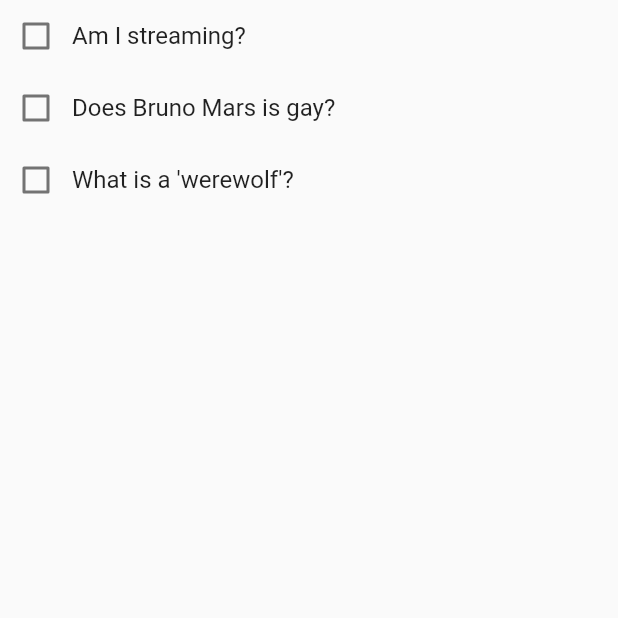
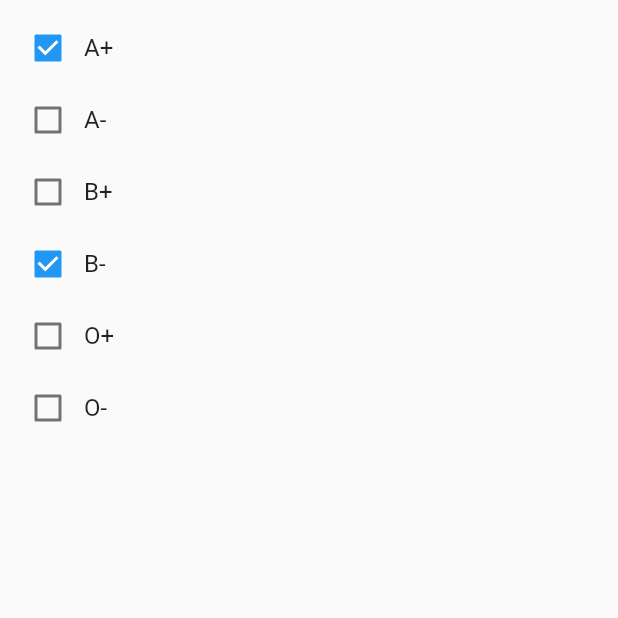
Before and after one commit to devwerewolf/monstr_app, a Flutter app: the SurvivalPage screen opened by its route, on a phone screen of 412 x 824 dp, the top half of it. Run offline on Flutter 3.47's test engine with Material 2 defaults, Android fonts, the phone set to English and light mode, and no system bars; our stand-ins replace bloc, equatable, flutter_bloc.

```diff
--- /dev/null
+++ b/lib/data/blood_list.dart
@@ -0,0 +1,3 @@
+export './blood_list/blood_list_bloc.dart';
+export './blood_list/blood_list_event.dart';
+export './blood_list/blood_list_state.dart';
--- /dev/null
+++ b/lib/data/blood_list/blood_list_event.dart
@@ -0,0 +1,41 @@
+import 'package:equatable/equatable.dart';
+import 'package:monstr_app/models/blood.dart';
+
+abstract class BloodListEvent extends Equatable {
+  const BloodListEvent();
+
+  @override
+  List<Object> get props => [];
+}
+
+class LoadSuccessEvent extends BloodListEvent {}
+
+// TODO: Brainstorm and implement other potential event types for scalability
+// TODO: Add `toString()` methods for debug purposes
+
+class AddedEvent extends BloodListEvent {
+  final Blood blood;
+
+  const AddedEvent(this.blood);
+
+  @override
+  List<Object> get props => [blood];
+}
+
+class UpdatedEvent extends BloodListEvent {
+  final Blood blood;
+
+  const UpdatedEvent(this.blood);
+
+  @override
+  List<Object> get props => [blood];
+}
+
+class DeletedEvent extends BloodListEvent {
+  final Blood blood;
+
+  const DeletedEvent(this.blood);
+
+  @override
+  List<Object> get props => [blood];
+}
--- /dev/null
+++ b/lib/data/blood_list/blood_list_state.dart
@@ -0,0 +1,30 @@
+import 'package:equatable/equatable.dart';
+import 'package:monstr_app/models/blood.dart';
+
+abstract class BloodListState extends Equatable {
+  // [LEARN] "Canonicalized" constructor
+  const BloodListState();
+
+  // [REQUIRED] for Equatable
+  @override
+  List<Object> get props => [];
+}
+
+class LoadInProgressState extends BloodListState {}
+
+class LoadSuccessState extends BloodListState {
+  final List<Blood> bloodList;
+
+  // TODO: Look up List (de?)constructors for my own educational benefit
+  const LoadSuccessState([this.bloodList = const[]]);
+
+  // [COPY-PASTE] from https://bloclibrary.dev/#/fluttertodostutorial
+  @override
+  List<Object> get props => [bloodList];
+
+  // [DEBUG]
+  @override
+  String toString() => 'LoadSuccess : { bloodList: $bloodList }';
+}
+
+class LoadFailureState extends BloodListState {}
--- a/lib/design/input_checkbox.dart
+++ b/lib/design/checkbox_input.dart
@@ -1,28 +1,32 @@
 import 'package:flutter/material.dart';
-import 'package:bloc/bloc.dart';
 
-class InputCheckbox extends StatefulWidget {
+class CheckboxInput extends StatefulWidget {
   final String text;
+  final bool value;
 
-  InputCheckbox({ Key key, @required this.text }) : super(key: key);
+  CheckboxInput({ Key key, @required this.text, this.value = false }) : super(key: key);
 
   @override
-  _InputCheckboxState createState() => _InputCheckboxState();
+  _CheckboxInputState createState() => _CheckboxInputState();
 }
 
-class _InputCheckboxState extends State<InputCheckbox> {
-  bool _value = false;
+class _CheckboxInputState extends State<CheckboxInput> {
+  bool _value;
 
   bool get value => _value;
 
   void _changeValue(bool newValue) {
     setState(() {
-      _value = !_value;
+      this._value = newValue;
     });
   }
 
   @override
   Widget build(BuildContext context) {
+    if (_value == null) {
+      _value = widget.value;
+    }
+
     return Container(
       child: Row(
         mainAxisAlignment: MainAxisAlignment.start,
--- /dev/null
+++ b/lib/models/blood.dart
@@ -0,0 +1,6 @@
+class Blood {
+  bool chosen;
+  String type;
+
+  Blood({this.chosen = false, this.type});
+}
--- a/lib/pages/survival_page.dart
+++ b/lib/pages/survival_page.dart
@@ -1,6 +1,8 @@
 import 'package:flutter/material.dart';
-import 'package:monstr_app/design/input_checkbox.dart';
 import 'package:flutter_bloc/flutter_bloc.dart';
+import 'package:monstr_app/data/blood_list.dart';
+import 'package:monstr_app/design/checkbox_input.dart';
+import 'package:monstr_app/models/blood.dart';
 
 class SurvivalPage extends StatefulWidget {
   @override
@@ -8,22 +10,54 @@ class SurvivalPage extends StatefulWidget {
 }
 
 class _SurvivalPageState extends State<SurvivalPage> {
+  // @override
+  // Widget build(BuildContext context) {
+  //   return Scaffold(
+  //     body: Column(
+  //       children: [
+  //         InputCheckbox(
+  //           text: "Am I streaming?"
+  //         ),
+  //         InputCheckbox(
+  //           text: "Does Bruno Mars is gay?"
+  //         ),
+  //         InputCheckbox(
+  //           text: "What is a 'werewolf'?"
+  //         ),
+  //       ],
+  //     ),
+  //   );
+  // }
+
   @override
   Widget build(BuildContext context) {
-    return Scaffold(
-      body: Column(
-        children: [
-          InputCheckbox(
-            text: "Am I streaming?"
-          ),
-          InputCheckbox(
-            text: "Does Bruno Mars is gay?"
-          ),
-          InputCheckbox(
-            text: "What is a 'werewolf'?"
-          ),
-        ],
-      ),
+    // TODO: Implement a `FilteredBloodList` bloc for scalability
+    return BlocBuilder<BloodListBloc, BloodListState>(
+      builder: (context, state) {
+
+        switch (state.runtimeType) {
+          case LoadSuccessState:
+            var bloodList = (state as LoadSuccessState).bloodList;
+
+            return Scaffold(
+              body: ListView.builder(
+              padding: const EdgeInsets.all(8),
+              itemCount: bloodList.length,
+              itemBuilder: (BuildContext context, int index) {
+                Blood blood = bloodList[index];
+                return CheckboxInput(text: blood.type, value: blood.chosen);
+              }),
+            );
+          default:
+            BlocProvider.of<BloodListBloc>(context).add(LoadSuccessEvent());
+
+            return Container(
+              child: Text(
+                "Hello?"
+              ),
+            );
+        }
+      },
     );
   }
 }
--- a/pubspec.yaml
+++ b/pubspec.yaml
@@ -25,6 +25,7 @@ dependencies:
     sdk: flutter
   bloc: ^6.0.0
   flutter_bloc: ^6.0.0
+  equatable: ^1.2.5
 
 
   # The following adds the Cupertino Icons font to your application.
```
Also changed, not shown: lib/data/blood/blood_cubit.dart (deleted, +0 -8 lines), lib/data/blood/blood_state.dart (deleted, +0 -8 lines), lib/data/blood_list/blood_list_bloc.dart (added, +44 -0 lines), lib/main.dart (+12 -4 lines), lib/pages/home_page/panel_items/blood.dart (deleted, +0 -15 lines), lib/pages/home_page/panel_items/blood_list.dart (added, +17 -0 lines), pubspec.lock.
